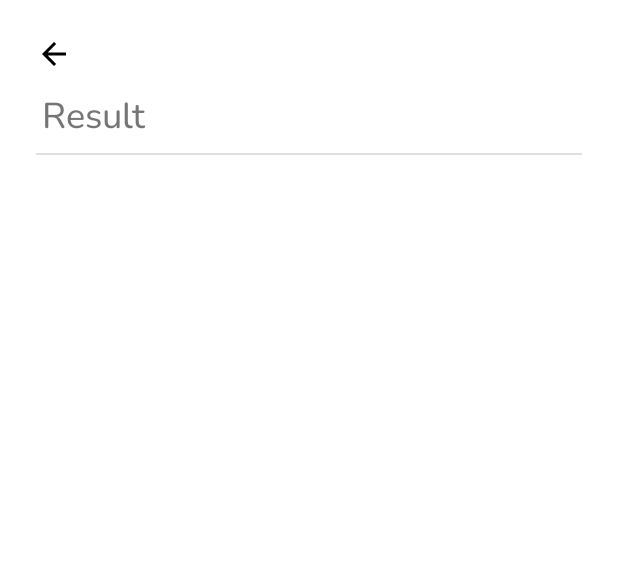
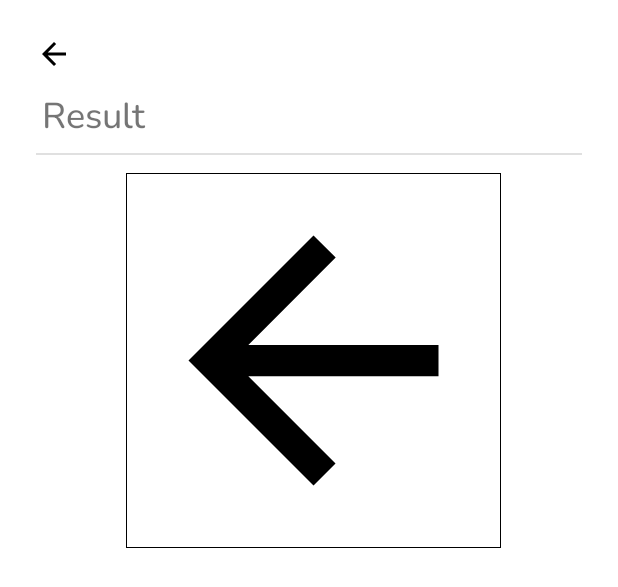
Before and after one commit to RendiZein/Agrapana, an Android app: the layout activity_result.xml on its own in the app's theme, with its tools: preview values and no code run, on a phone screen of 412 x 824 dp. Shown: the top 587 px of the screen. Run offline under Robolectric (Android 15) with nearby library versions, the phone set to English and light mode, and no system bars.

Commit message:
Separate preview image from main to ResultActivity.kt

```diff
--- a/MobileDevelopment/app/app/src/main/res/layout/activity_result.xml
+++ b/MobileDevelopment/app/app/src/main/res/layout/activity_result.xml
@@ -38,4 +38,17 @@
         app:dividerInsetEnd="24dp"
         app:layout_constraintTop_toBottomOf="@id/tv_result"/>
 
+    <com.google.android.material.imageview.ShapeableImageView
+        android:id="@+id/previewImageView"
+        android:layout_width="250dp"
+        android:layout_height="250dp"
+        android:layout_marginTop="12dp"
+        app:layout_constraintEnd_toEndOf="@id/dvdr_1"
+        app:layout_constraintHorizontal_bias="0.517"
+        app:layout_constraintStart_toStartOf="@id/dvdr_1"
+        app:layout_constraintTop_toBottomOf="@id/dvdr_1"
+        app:strokeColor="@color/black"
+        app:strokeWidth="1dp"
+        tools:src="@drawable/ic_back" />
+
 </androidx.constraintlayout.widget.ConstraintLayout>
```
Also changed, not shown: MobileDevelopment/app/app/src/main/AndroidManifest.xml (+11 -1 lines), MobileDevelopment/app/app/src/main/java/com/capstone/agrapanaapp/view/camera/CameraActivity.kt (+53 -1 lines), MobileDevelopment/app/app/src/main/java/com/capstone/agrapanaapp/view/main/MainActivity.kt (+3 -75 lines), MobileDevelopment/app/app/src/main/java/com/capstone/agrapanaapp/view/result/ResultActivity.kt (+36 -5 lines).
